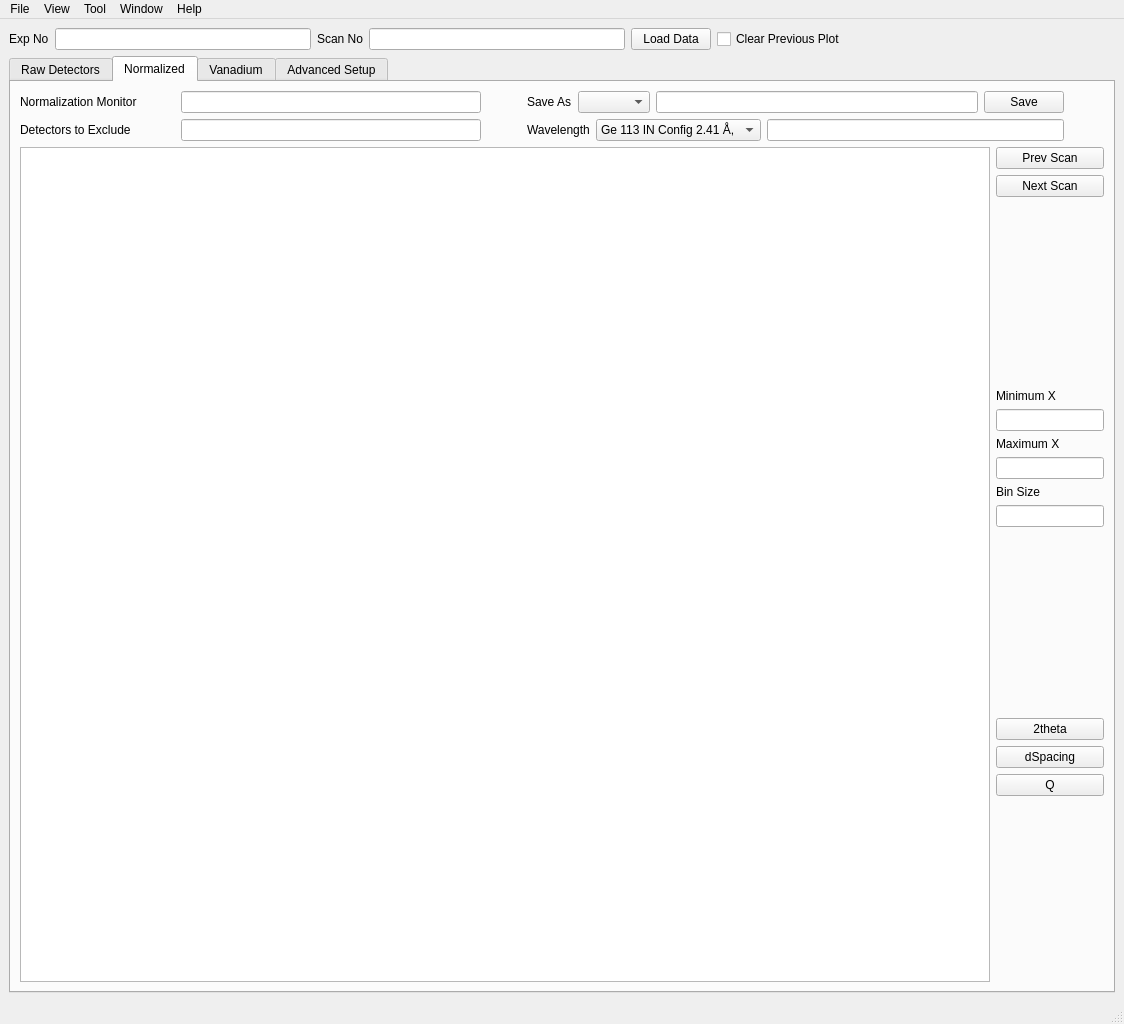
This is Code/Mantid/scripts/HFIRPowderReduction/Ui_MainWindow.ui in mantidproject/mantid as Qt 5 draws it before an edit. The edited form follows.
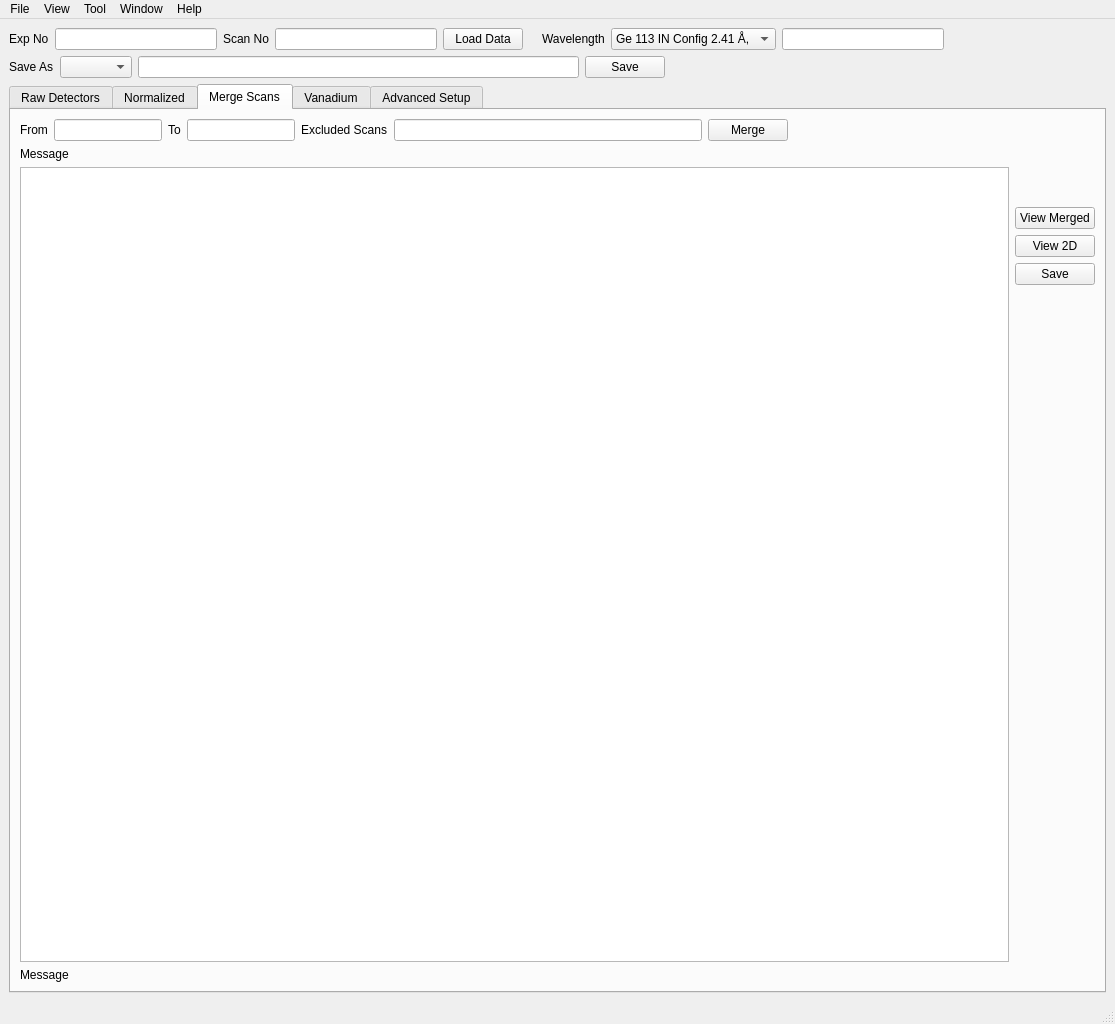
This is the edited form.

Commit message: Added gui for merge scans. Refs #11289.

```diff
--- a/Code/Mantid/scripts/HFIRPowderReduction/Ui_MainWindow.ui
+++ b/Code/Mantid/scripts/HFIRPowderReduction/Ui_MainWindow.ui
@@ -6,7 +6,7 @@
    <rect>
     <x>0</x>
     <y>0</y>
-    <width>1124</width>
+    <width>1115</width>
     <height>1024</height>
    </rect>
   </property>
@@ -46,13 +46,6 @@
           </property>
          </widget>
         </item>
-        <item>
-         <widget class="QCheckBox" name="checkBox_clearPrevious">
-          <property name="text">
-           <string>Clear Previous Plot</string>
-          </property>
-         </widget>
-        </item>
         <item>
          <widget class="QLabel" name="label_calibration">
           <property name="text">
@@ -60,6 +53,40 @@
           </property>
          </widget>
         </item>
+        <item>
+         <widget class="QLabel" name="label_wavelength">
+          <property name="text">
+           <string>Wavelength</string>
+          </property>
+         </widget>
+        </item>
+        <item>
+         <widget class="QComboBox" name="comboBox_wavelength">
+          <item>
+           <property name="text">
+            <string>Ge 113 IN Config 2.41 Å,</string>
+           </property>
+          </item>
+          <item>
+           <property name="text">
+            <string>(115) 1.54 Å</string>
+           </property>
+          </item>
+          <item>
+           <property name="text">
+            <string>(117) 1.12 Å.</string>
+           </property>
+          </item>
+          <item>
+           <property name="text">
+            <string>User Specified</string>
+           </property>
+          </item>
+         </widget>
+        </item>
+        <item>
+         <widget class="QLineEdit" name="lineEdit_wavelength"/>
+        </item>
         <item>
          <spacer name="horizontalSpacer">
           <property name="orientation">
@@ -75,12 +102,55 @@
         </item>
        </layout>
       </item>
+      <item>
+       <layout class="QHBoxLayout" name="horizontalLayout_22">
+        <item>
+         <widget class="QLabel" name="label_outputFormat">
+          <property name="text">
+           <string>Save As</string>
+          </property>
+         </widget>
+        </item>
+        <item>
+         <widget class="QComboBox" name="comboBox_outputFormat"/>
+        </item>
+        <item>
+         <widget class="QLineEdit" name="lineEdit_outputFileName"/>
+        </item>
+        <item>
+         <widget class="QPushButton" name="pushButton_saveData">
+          <property name="text">
+           <string>Save</string>
+          </property>
+         </widget>
+        </item>
+        <item>
+         <spacer name="horizontalSpacer_14">
+          <property name="orientation">
+           <enum>Qt::Horizontal</enum>
+          </property>
+          <property name="sizeHint" stdset="0">
+           <size>
+            <width>40</width>
+            <height>20</height>
+           </size>
+          </property>
+         </spacer>
+        </item>
+       </layout>
+      </item>
       <item>
        <layout class="QHBoxLayout" name="horizontalLayout_2">
         <item>
          <widget class="QTabWidget" name="tabWidget">
+          <property name="sizePolicy">
+           <sizepolicy hsizetype="Expanding" vsizetype="Expanding">
+            <horstretch>0</horstretch>
+            <verstretch>0</verstretch>
+           </sizepolicy>
+          </property>
           <property name="currentIndex">
-           <number>1</number>
+           <number>2</number>
           </property>
           <widget class="QWidget" name="tab_3">
            <attribute name="title">
@@ -347,22 +417,9 @@
                  </spacer>
                 </item>
                 <item>
-                 <widget class="QLabel" name="label_outputFormat">
+                 <widget class="QCheckBox" name="checkBox_clearPrevious">
                   <property name="text">
-                   <string>Save As</string>
-                  </property>
-                 </widget>
-                </item>
-                <item>
-                 <widget class="QComboBox" name="comboBox_outputFormat"/>
-                </item>
-                <item>
-                 <widget class="QLineEdit" name="lineEdit_outputFileName"/>
-                </item>
-                <item>
-                 <widget class="QPushButton" name="pushButton_saveData">
-                  <property name="text">
-                   <string>Save</string>
+                   <string>Clear Previous Plot</string>
                   </property>
                  </widget>
                 </item>
@@ -421,56 +478,6 @@
                   </property>
                  </widget>
                 </item>
-                <item>
-                 <spacer name="horizontalSpacer_4">
-                  <property name="orientation">
-                   <enum>Qt::Horizontal</enum>
-                  </property>
-                  <property name="sizeType">
-                   <enum>QSizePolicy::Preferred</enum>
-                  </property>
-                  <property name="sizeHint" stdset="0">
-                   <size>
-                    <width>40</width>
-                    <height>20</height>
-                   </size>
-                  </property>
-                 </spacer>
-                </item>
-                <item>
-                 <widget class="QLabel" name="label_wavelength">
-                  <property name="text">
-                   <string>Wavelength</string>
-                  </property>
-                 </widget>
-                </item>
-                <item>
-                 <widget class="QComboBox" name="comboBox_wavelength">
-                  <item>
-                   <property name="text">
-                    <string>Ge 113 IN Config 2.41 Å,</string>
-                   </property>
-                  </item>
-                  <item>
-                   <property name="text">
-                    <string>(115) 1.54 Å</string>
-                   </property>
-                  </item>
-                  <item>
-                   <property name="text">
-                    <string>(117) 1.12 Å.</string>
-                   </property>
-                  </item>
-                  <item>
-                   <property name="text">
-                    <string>User Specified</string>
-                   </property>
-                  </item>
-                 </widget>
-                </item>
-                <item>
-                 <widget class="QLineEdit" name="lineEdit_wavelength"/>
-                </item>
                 <item>
                  <spacer name="horizontalSpacer_5">
                   <property name="orientation">
@@ -526,6 +533,9 @@
                     <property name="orientation">
                      <enum>Qt::Vertical</enum>
                     </property>
+                    <property name="sizeType">
+                     <enum>QSizePolicy::Preferred</enum>
+                    </property>
                     <property name="sizeHint" stdset="0">
                      <size>
                       <width>20</width>
@@ -611,6 +621,9 @@
                     <property name="orientation">
                      <enum>Qt::Vertical</enum>
                     </property>
+                    <property name="sizeType">
+                     <enum>QSizePolicy::Preferred</enum>
+                    </property>
                     <property name="sizeHint" stdset="0">
                      <size>
                       <width>20</width>
@@ -661,6 +674,172 @@
             </item>
            </layout>
           </widget>
+          <widget class="QWidget" name="tab_merge">
+           <attribute name="title">
+            <string>Merge Scans</string>
+           </attribute>
+           <layout class="QGridLayout" name="gridLayout_6">
+            <item row="0" column="0">
+             <layout class="QVBoxLayout" name="verticalLayout_merge">
+              <item>
+               <layout class="QHBoxLayout" name="horizontalLayout_19">
+                <item>
+                 <widget class="QLabel" name="label_8">
+                  <property name="text">
+                   <string>From</string>
+                  </property>
+                 </widget>
+                </item>
+                <item>
+                 <widget class="QLineEdit" name="lineEdit_scanStart">
+                  <property name="sizePolicy">
+                   <sizepolicy hsizetype="Fixed" vsizetype="Fixed">
+                    <horstretch>0</horstretch>
+                    <verstretch>0</verstretch>
+                   </sizepolicy>
+                  </property>
+                 </widget>
+                </item>
+                <item>
+                 <widget class="QLabel" name="label_9">
+                  <property name="text">
+                   <string>To</string>
+                  </property>
+                 </widget>
+                </item>
+                <item>
+                 <widget class="QLineEdit" name="lineEdit_scanEnd">
+                  <property name="sizePolicy">
+                   <sizepolicy hsizetype="Fixed" vsizetype="Fixed">
+                    <horstretch>0</horstretch>
+                    <verstretch>0</verstretch>
+                   </sizepolicy>
+                  </property>
+                 </widget>
+                </item>
+                <item>
+                 <widget class="QLabel" name="label_10">
+                  <property name="text">
+                   <string>Excluded Scans</string>
+                  </property>
+                 </widget>
+                </item>
+                <item>
+                 <widget class="QLineEdit" name="lineEdit_3"/>
+                </item>
+                <item>
+                 <widget class="QPushButton" name="pushButton">
+                  <property name="text">
+                   <string>Merge</string>
+                  </property>
+                 </widget>
+                </item>
+                <item>
+                 <spacer name="horizontalSpacer_13">
+                  <property name="orientation">
+                   <enum>Qt::Horizontal</enum>
+                  </property>
+                  <property name="sizeHint" stdset="0">
+                   <size>
+                    <width>40</width>
+                    <height>20</height>
+                   </size>
+                  </property>
+                 </spacer>
+                </item>
+               </layout>
+              </item>
+              <item>
+               <layout class="QHBoxLayout" name="horizontalLayout_18">
+                <item>
+                 <widget class="QLabel" name="label_6">
+                  <property name="text">
+                   <string>Message</string>
+                  </property>
+                 </widget>
+                </item>
+               </layout>
+              </item>
+              <item>
+               <layout class="QHBoxLayout" name="horizontalLayout_16">
+                <item>
+                 <layout class="QVBoxLayout" name="verticalLayout_mergeView">
+                  <item>
+                   <widget class="QGraphicsView" name="graphicsView_mergeRun"/>
+                  </item>
+                 </layout>
+                </item>
+                <item>
+                 <layout class="QVBoxLayout" name="verticalLayout_11">
+                  <item>
+                   <spacer name="verticalSpacer_11">
+                    <property name="orientation">
+                     <enum>Qt::Vertical</enum>
+                    </property>
+                    <property name="sizeType">
+                     <enum>QSizePolicy::Preferred</enum>
+                    </property>
+                    <property name="sizeHint" stdset="0">
+                     <size>
+                      <width>20</width>
+                      <height>40</height>
+                     </size>
+                    </property>
+                   </spacer>
+                  </item>
+                  <item>
+                   <widget class="QPushButton" name="pushButton_viewMerge">
+                    <property name="text">
+                     <string>View Merged</string>
+                    </property>
+                   </widget>
+                  </item>
+                  <item>
+                   <widget class="QPushButton" name="pushButton_view2D">
+                    <property name="text">
+                     <string>View 2D</string>
+                    </property>
+                   </widget>
+                  </item>
+                  <item>
+                   <widget class="QPushButton" name="pushButton_saveMerge">
+                    <property name="text">
+                     <string>Save</string>
+                    </property>
+                   </widget>
+                  </item>
+                  <item>
+                   <spacer name="verticalSpacer_10">
+                    <property name="orientation">
+                     <enum>Qt::Vertical</enum>
+                    </property>
+                    <property name="sizeHint" stdset="0">
+                     <size>
+                      <width>20</width>
+                      <height>40</height>
+                     </size>
+                    </property>
+                   </spacer>
+                  </item>
+                 </layout>
+                </item>
+               </layout>
+              </item>
+              <item>
+               <layout class="QHBoxLayout" name="horizontalLayout_20">
+                <item>
+                 <widget class="QLabel" name="label_7">
+                  <property name="text">
+                   <string>Message</string>
+                  </property>
+                 </widget>
+                </item>
+               </layout>
+              </item>
+             </layout>
+            </item>
+           </layout>
+          </widget>
           <widget class="QWidget" name="tab_4">
            <attribute name="title">
             <string>Vanadium</string>
@@ -1070,7 +1249,7 @@
     <rect>
      <x>0</x>
      <y>0</y>
-     <width>1124</width>
+     <width>1115</width>
      <height>25</height>
     </rect>
    </property>
```
Left out of the diff: 122 changed lines with no effect on the pictures. The commit also changes 3 other files.
